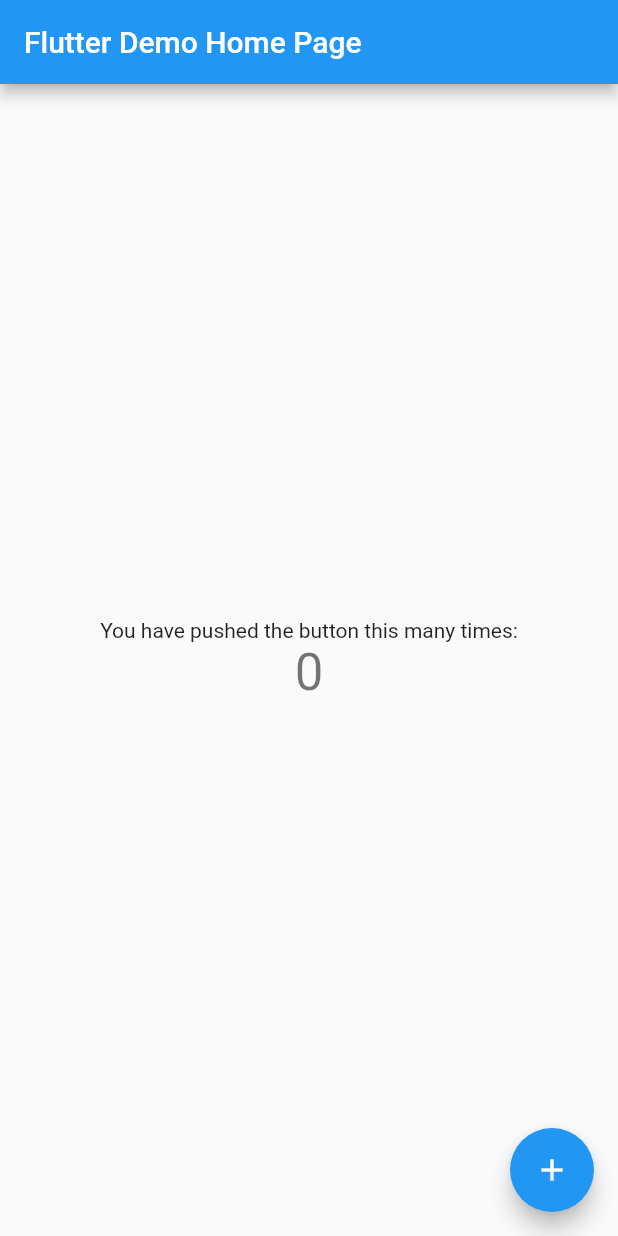
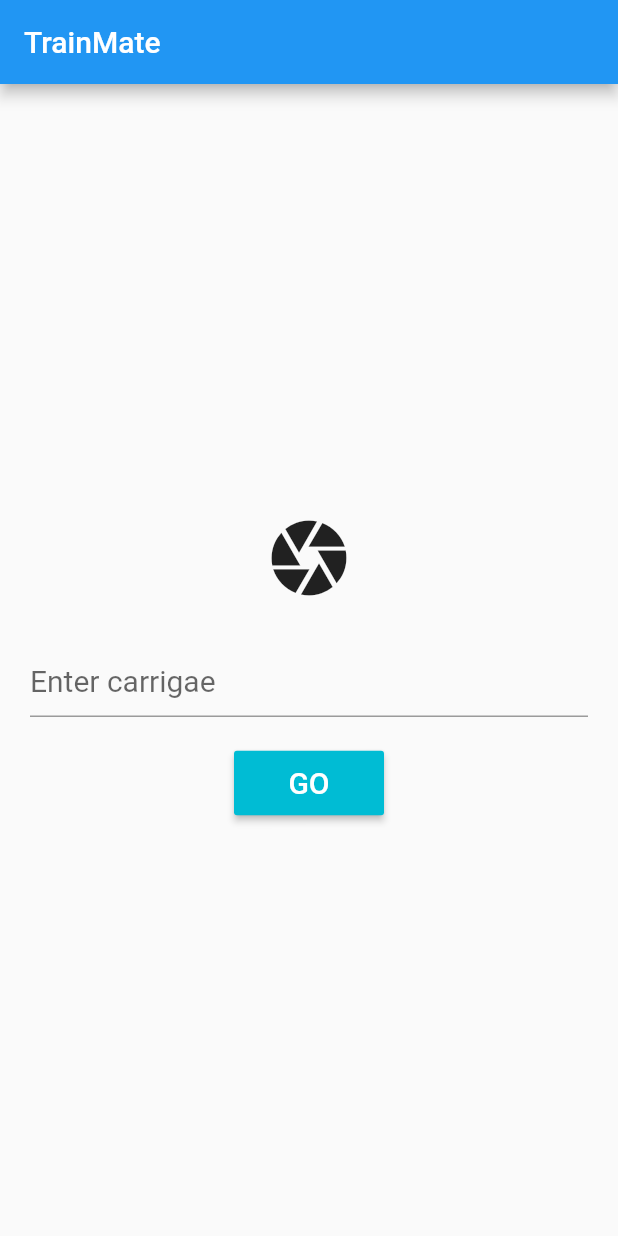
Before and after one commit to TheCodefatherPartII/TrainMate, a Flutter app: the screen it shows after launch, on a phone screen of 412 x 824 dp. Run offline on Flutter 3.47's test engine with Material 2 defaults, Android fonts, the phone set to English and light mode, and no system bars.

Commit message:
Onboarding page UI

```diff
--- a/trainmate/lib/main.dart
+++ b/trainmate/lib/main.dart
@@ -7,7 +7,7 @@ class MyApp extends StatelessWidget {
   @override
   Widget build(BuildContext context) {
     return MaterialApp(
-      title: 'Flutter Demo',
+      title: 'TrainMate',
       theme: ThemeData(
         // This is the theme of your application.
         //
@@ -20,13 +20,13 @@ class MyApp extends StatelessWidget {
         // is not restarted.
         primarySwatch: Colors.blue,
       ),
-      home: MyHomePage(title: 'Flutter Demo Home Page'),
+      home: OnboardingPage(title: 'TrainMate'),
     );
   }
 }
 
-class MyHomePage extends StatefulWidget {
-  MyHomePage({Key key, this.title}) : super(key: key);
+class OnboardingPage extends StatefulWidget {
+  OnboardingPage({Key key, this.title}) : super(key: key);
 
   // This widget is the home page of your application. It is stateful, meaning
   // that it has a State object (defined below) that contains fields that affect
@@ -40,22 +40,11 @@ class MyHomePage extends StatefulWidget {
   final String title;
 
   @override
-  _MyHomePageState createState() => _MyHomePageState();
+  _OnboardingPageState createState() => _OnboardingPageState();
 }
 
-class _MyHomePageState extends State<MyHomePage> {
-  int _counter = 0;
-
-  void _incrementCounter() {
-    setState(() {
-      // This call to setState tells the Flutter framework that something has
-      // changed in this State, which causes it to rerun the build method below
-      // so that the display can reflect the updated values. If we changed
-      // _counter without calling setState(), then the build method would not be
-      // called again, and so nothing would appear to happen.
-      _counter++;
-    });
-  }
+class _OnboardingPageState extends State<OnboardingPage> {
+  bool _gotCarriageNumber = false;
 
   @override
   Widget build(BuildContext context) {
@@ -91,21 +80,30 @@ class _MyHomePageState extends State<MyHomePage> {
             // horizontal).
             mainAxisAlignment: MainAxisAlignment.center,
             children: <Widget>[
-            Text(
-              'You have pushed the button this many times:',
+              IconButton(
+                icon: Icon(Icons.camera),
+                iconSize: 60,
+                tooltip: 'Take a picture of train carriage number',
+                onPressed: () {},
               ),
-            Text(
-              '$_counter',
-              style: Theme.of(context).textTheme.display1,
+              Padding(
+                padding: EdgeInsets.all(20.0),
+                child: const TextField(
+                  style: TextStyle(fontSize: 20),
+                  decoration: InputDecoration(hintText: "Enter carrigae"),
                 ),
+              ),
+              ButtonTheme(
+                  minWidth: 100.0,
+                  child: RaisedButton(
+                    padding: EdgeInsets.all(10.0),
+                    onPressed: () {},
+                    color: Color.fromRGBO(0, 188, 212, 1.0),
+                    child: const Text('GO',
+                        style: TextStyle(fontSize: 20, color: Colors.white)),
+                  )),
             ],
           ),
-      ),
-      floatingActionButton: FloatingActionButton(
-        onPressed: _incrementCounter,
-        tooltip: 'Increment',
-        child: Icon(Icons.add),
-      ), // This trailing comma makes auto-formatting nicer for build methods.
-    );
+        ));
   }
 }
```
Lines whose indentation alone changed are shown as unchanged.
